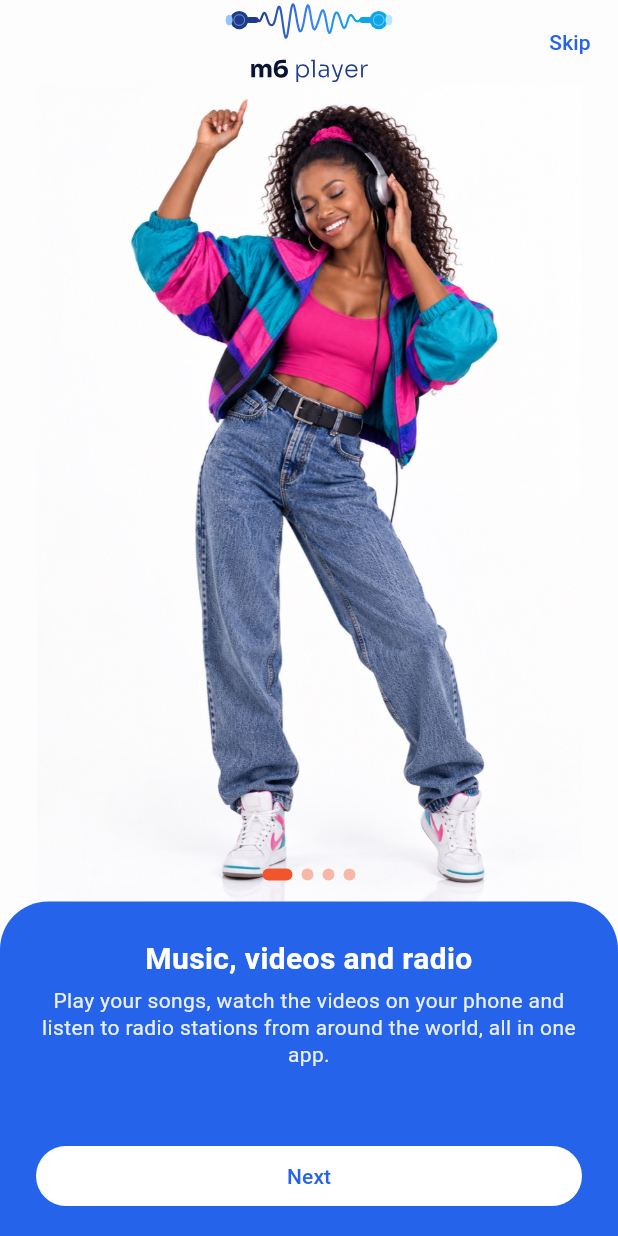
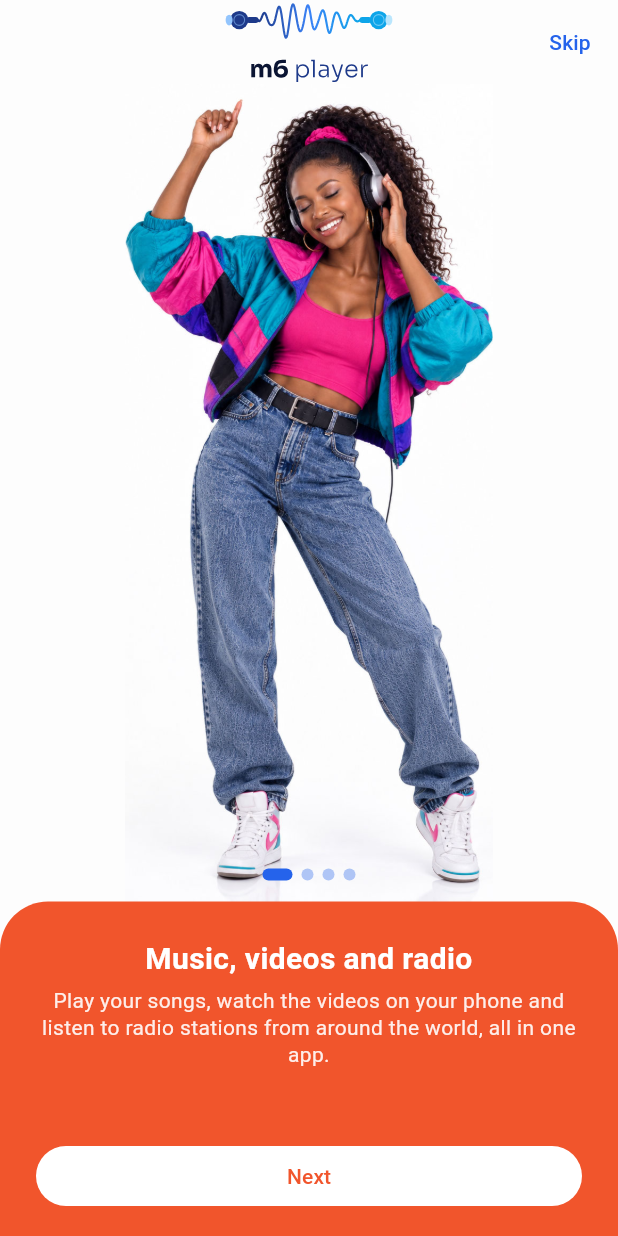
Before and after one commit to Mukiria/m6_player, a Flutter app: the screen it shows after launch, on a phone screen of 412 x 824 dp. Run offline on Flutter 3.47's test engine with Material 3 defaults, Android fonts, the phone set to English and light mode, and no system bars; our stand-ins replace audio_service, file_picker, flutter_svg, just_audio, share_plus, video_player; missing offline and left inert: audio_metadata_reader, audio_session, photo_manager, screen_brightness, volume_controller; network calls fail; statements that could not run were skipped; project files that could hold a hidden picture were left out.

Commit message:
Onboarding: orange steps panel, blue pagination, slide transition, new full-height Jacinta image
Co-Authored-By: Claude Sonnet 5.5 <noreply@anthropic.com>

```diff
--- a/lib/screens/onboarding_screen.dart
+++ b/lib/screens/onboarding_screen.dart
@@ -77,7 +77,7 @@ class _OnboardingScreenState extends State<OnboardingScreen> {
                       ],
                     ),
                   ),
-                  // Jacinta sits right on the card's edge, with the page dots over the bottom of her photo
+                  // Jacinta fills the height between the logo and the card, centred, with the page dots over the bottom of her photo
                   Expanded(
                     // Full width, or the Stack shrinks to the page dots and so does Jacinta
                     child: SizedBox(
@@ -88,8 +88,8 @@ class _OnboardingScreenState extends State<OnboardingScreen> {
                           Positioned.fill(
                             child: Image.asset(
                               'assets/brand_ambassador/jacinta-m6-player.jpg',
-                              fit: BoxFit.contain,
-                              alignment: Alignment.bottomCenter,
+                              fit: BoxFit.contain, // The photo is tall: it takes the full height, centred
+                              alignment: Alignment.center,
                               semanticLabel: "Jacinta, the M6 brand ambassador, dancing with headphones",
                             ),
                           ),
@@ -105,7 +105,7 @@ class _OnboardingScreenState extends State<OnboardingScreen> {
                                     width: i == _page ? 20 : 8,
                                     height: 8,
                                     decoration: BoxDecoration(
-                                      color: i == _page ? brandOrange : brandOrange.withValues(alpha: 0.4),
+                                      color: i == _page ? brandBlueDark : brandBlueDark.withValues(alpha: 0.35),
                                       borderRadius: BorderRadius.circular(4),
                                     ),
                                   ),
@@ -122,7 +122,7 @@ class _OnboardingScreenState extends State<OnboardingScreen> {
           ),
           Container(
             decoration: BoxDecoration(
-              color: brandBlueDark,
+              color: brandOrange,
               borderRadius: BorderRadius.vertical(top: Radius.circular(32)),
             ),
             child: SafeArea(
@@ -139,26 +139,31 @@ class _OnboardingScreenState extends State<OnboardingScreen> {
                   child: Column(
                     mainAxisSize: MainAxisSize.min,
                     children: [
-                      // All steps share one spot, so the card is as tall as the longest and doesn't jump
-                      Stack(
+                      // All steps share one spot, so the card is as tall as the longest and doesn't jump.
+                      // They sit side by side, one screen width apart, and slide: Next moves them right
+                      // to left, going back moves them left to right.
+                      ClipRect(
+                        child: Stack(
                           alignment: Alignment.topCenter,
                           children: [
                             for (int i = 0; i < _pages.length; i++)
-                            AnimatedOpacity(
-                              duration: Duration(milliseconds: 200),
-                              opacity: i == _page ? 1 : 0,
+                              AnimatedSlide(
+                                duration: Duration(milliseconds: 300),
+                                curve: Curves.easeOutCubic,
+                                offset: Offset((i - _page).toDouble(), 0),
                                 child: ExcludeSemantics(
                                   excluding: i != _page,
-                                child: _step(_pages[i].$1, _pages[i].$2),
+                                  child: SizedBox(width: double.infinity, child: _step(_pages[i].$1, _pages[i].$2)),
                                 ),
                               ),
                           ],
+                        ),
                       ),
                       SizedBox(height: 12),
                       SizedBox(
                         width: double.infinity,
                         child: FilledButton(
-                          style: FilledButton.styleFrom(backgroundColor: Colors.white, foregroundColor: brandBlueDark),
+                          style: FilledButton.styleFrom(backgroundColor: Colors.white, foregroundColor: brandOrange),
                           onPressed: last ? _finish : () => setState(() => _page++),
                           child: Text(last ? "Get started" : "Next"),
                         ),
```
Also changed, not shown: assets/brand_ambassador/jacinta-m6-player.jpg. Lines whose indentation alone changed are shown as unchanged.
